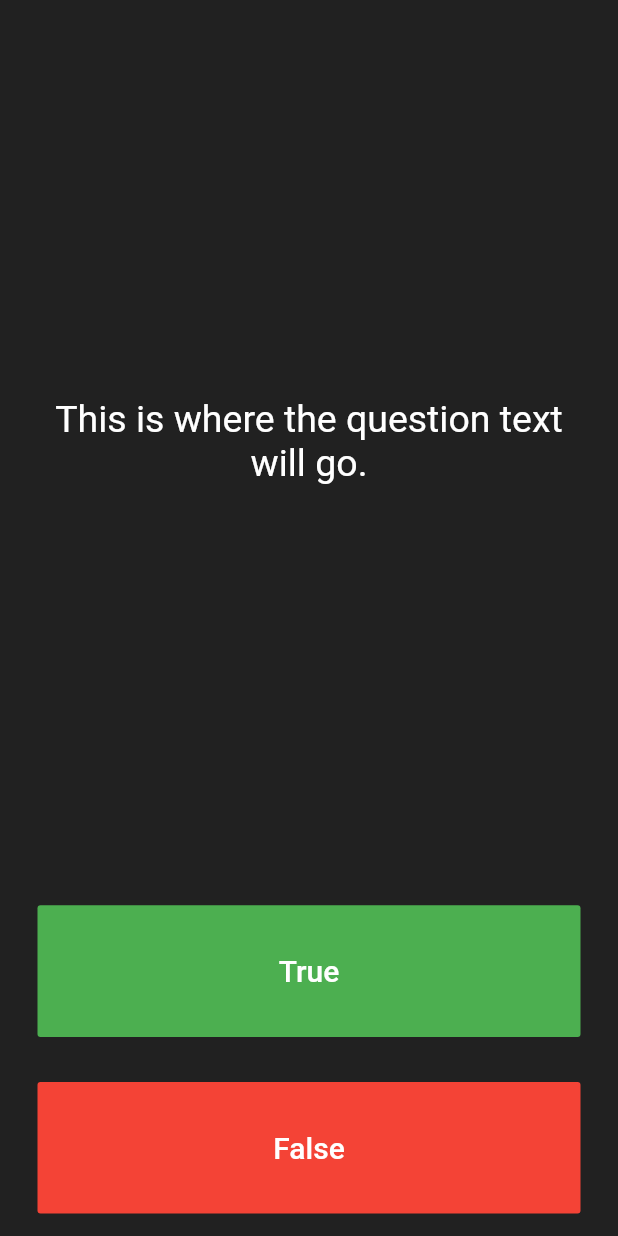
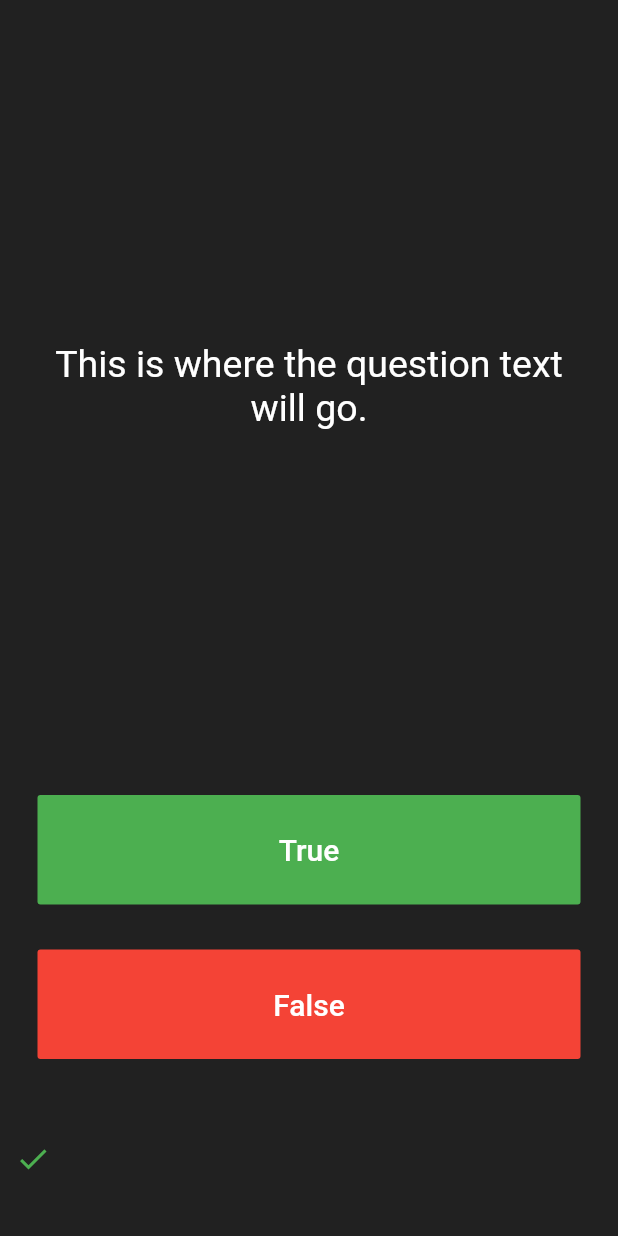
Before and after one commit to suesalito/Quizgame, a Flutter app: the screen it shows after launch, after a tap on "True", on a phone screen of 412 x 824 dp. Run offline on Flutter 3.47's test engine with Material 2 defaults, Android fonts, the phone set to English and light mode, and no system bars.

Commit message:
commit change 1

```diff
--- a/lib/main.dart
+++ b/lib/main.dart
@@ -25,6 +25,8 @@ class QuizPage extends StatefulWidget {
 }
 
 class _QuizPageState extends State<QuizPage> {
+  List<Icon> scoreKeeper = [];
+
   @override
   Widget build(BuildContext context) {
     return Column(
@@ -61,6 +63,13 @@ class _QuizPageState extends State<QuizPage> {
                 ),
               ),
               onPressed: () {
+                setState(() {
+                  scoreKeeper.add(Icon(
+                    Icons.check,
+                    color: Colors.green,
+                  ));
+                });
+
                 //The user picked true.
               },
             ),
@@ -79,12 +88,24 @@ class _QuizPageState extends State<QuizPage> {
                 ),
               ),
               onPressed: () {
+                setState(() {
+                  scoreKeeper.add(Icon(
+                    Icons.close,
+                    color: Colors.red,
+                  ));
+                });
+
                 //The user picked false.
               },
             ),
           ),
         ),
         //TODO: Add a Row here as your score keeper
+        Expanded(
+          child: Row(
+            children: scoreKeeper,
+          ),
+        ),
       ],
     );
   }
```
